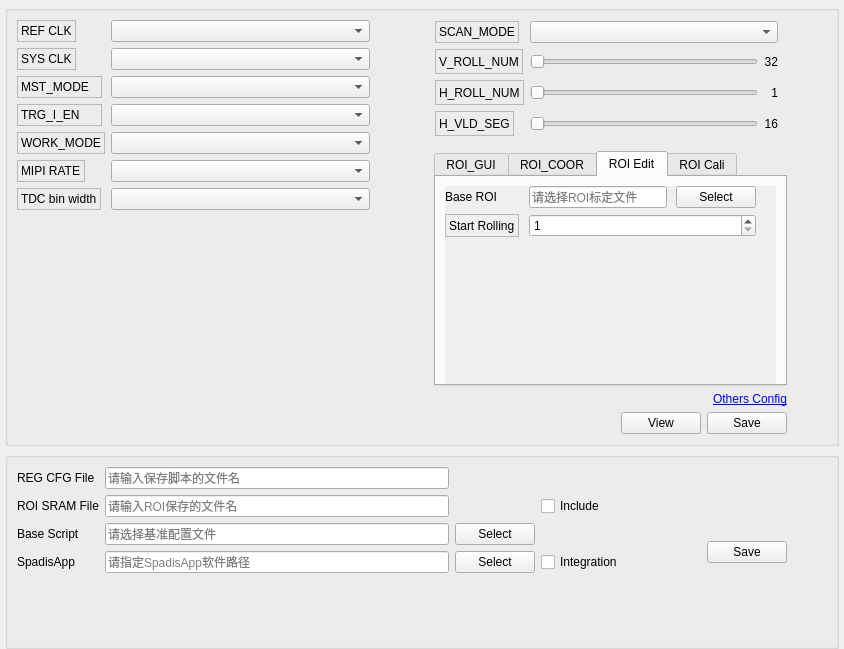
HongGang-Pub/Adaps, file Hawk/HawkGUI_v002/GUI/uis/pages/main_pages.ui: the form before one commit.
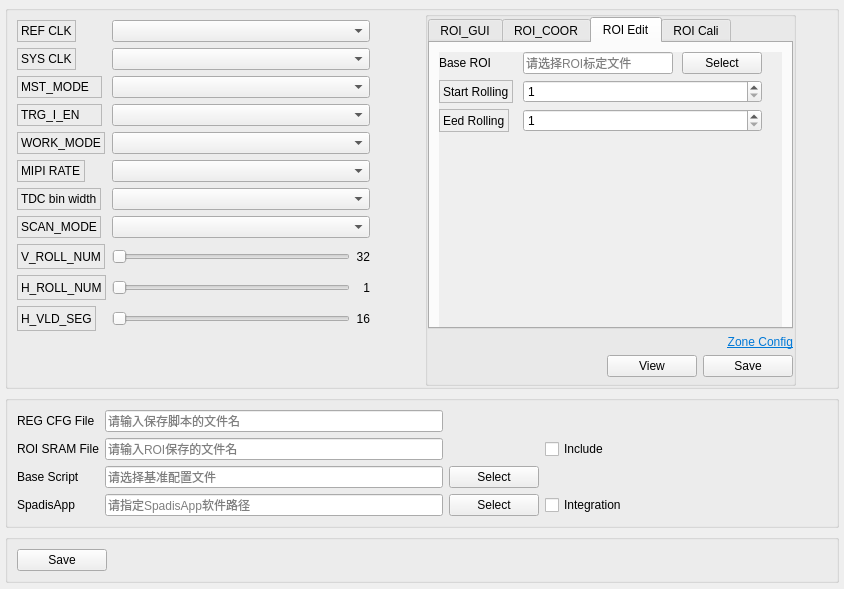
The form after the commit. The open tabs and pages were chosen to show the change. Custom widgets are drawn as their Qt base class.

```diff
--- a/Hawk/HawkGUI_v002/GUI/uis/pages/main_pages.ui
+++ b/Hawk/HawkGUI_v002/GUI/uis/pages/main_pages.ui
@@ -7,7 +7,7 @@
     <x>0</x>
     <y>0</y>
     <width>844</width>
-    <height>649</height>
+    <height>589</height>
    </rect>
   </property>
   <property name="windowTitle">
@@ -56,7 +56,7 @@
       <property name="styleSheet">
        <string notr="true"/>
       </property>
-      <layout class="QVBoxLayout" name="verticalLayout_12" stretch="0,0">
+      <layout class="QVBoxLayout" name="verticalLayout_12" stretch="0,0,0,0">
        <property name="spacing">
         <number>6</number>
        </property>
@@ -73,7 +73,7 @@
         <number>0</number>
        </property>
        <item>
-        <widget class="QGroupBox" name="Layout1">
+        <widget class="QGroupBox" name="ScriptConfig">
          <layout class="QHBoxLayout" name="horizontalLayout_2" stretch="1,0,1,0">
           <property name="leftMargin">
            <number>0</number>
@@ -376,7 +376,7 @@
              <item row="6" column="1">
               <widget class="QComboBox" name="TDC_Bin_Width_ComboBox"/>
              </item>
-             <item row="8" column="0">
+             <item row="11" column="0">
               <spacer name="verticalSpacer_2">
                <property name="orientation">
                 <enum>Qt::Vertical</enum>
@@ -389,47 +389,7 @@
                </property>
               </spacer>
              </item>
-            </layout>
-           </widget>
-          </item>
-          <item>
-           <spacer name="horizontalSpacer_4">
-            <property name="orientation">
-             <enum>Qt::Horizontal</enum>
-            </property>
-            <property name="sizeType">
-             <enum>QSizePolicy::Minimum</enum>
-            </property>
-            <property name="sizeHint" stdset="0">
-             <size>
-              <width>40</width>
-              <height>20</height>
-             </size>
-            </property>
-           </spacer>
-          </item>
-          <item>
-           <widget class="QFrame" name="ROIConfigGroup">
-            <property name="maximumSize">
-             <size>
-              <width>400</width>
-              <height>16777215</height>
-             </size>
-            </property>
-            <layout class="QVBoxLayout" name="verticalLayout_11">
-             <property name="topMargin">
-              <number>9</number>
-             </property>
-             <item>
-              <widget class="QFrame" name="SubROIConfig">
-               <layout class="QFormLayout" name="formLayout_3">
-                <property name="leftMargin">
-                 <number>1</number>
-                </property>
-                <property name="topMargin">
-                 <number>1</number>
-                </property>
-                <item row="0" column="0">
+             <item row="7" column="0">
                  <widget class="QLabel" name="SCAN_MODE_Label">
                   <property name="minimumSize">
                    <size>
@@ -461,30 +421,7 @@
                   </property>
                  </widget>
                 </item>
-                <item row="0" column="1">
-                 <widget class="QComboBox" name="SCAN_MODE_ComboBox">
-                  <property name="minimumSize">
-                   <size>
-                    <width>150</width>
-                    <height>0</height>
-                   </size>
-                  </property>
-                  <property name="maximumSize">
-                   <size>
-                    <width>300</width>
-                    <height>16777215</height>
-                   </size>
-                  </property>
-                  <property name="font">
-                   <font>
-                    <family>Microsoft YaHei UI</family>
-                    <pointsize>9</pointsize>
-                    <bold>false</bold>
-                   </font>
-                  </property>
-                 </widget>
-                </item>
-                <item row="1" column="0">
+             <item row="8" column="0">
                  <widget class="QLabel" name="V_ROLL_NUM_Label">
                   <property name="minimumSize">
                    <size>
@@ -516,7 +453,94 @@
                   </property>
                  </widget>
                 </item>
-                <item row="1" column="1">
+             <item row="9" column="0">
+              <widget class="QLabel" name="H_ROLL_NUM_Label">
+               <property name="minimumSize">
+                <size>
+                 <width>0</width>
+                 <height>0</height>
+                </size>
+               </property>
+               <property name="maximumSize">
+                <size>
+                 <width>16777215</width>
+                 <height>16777215</height>
+                </size>
+               </property>
+               <property name="font">
+                <font>
+                 <family>Microsoft YaHei UI</family>
+                 <pointsize>9</pointsize>
+                 <bold>false</bold>
+                </font>
+               </property>
+               <property name="frameShape">
+                <enum>QFrame::StyledPanel</enum>
+               </property>
+               <property name="frameShadow">
+                <enum>QFrame::Raised</enum>
+               </property>
+               <property name="text">
+                <string>H_ROLL_NUM</string>
+               </property>
+              </widget>
+             </item>
+             <item row="10" column="0">
+              <widget class="QLabel" name="H_VLD_SEG_Label">
+               <property name="minimumSize">
+                <size>
+                 <width>0</width>
+                 <height>0</height>
+                </size>
+               </property>
+               <property name="maximumSize">
+                <size>
+                 <width>16777215</width>
+                 <height>16777215</height>
+                </size>
+               </property>
+               <property name="font">
+                <font>
+                 <family>Microsoft YaHei UI</family>
+                 <pointsize>9</pointsize>
+                 <bold>false</bold>
+                </font>
+               </property>
+               <property name="frameShape">
+                <enum>QFrame::StyledPanel</enum>
+               </property>
+               <property name="frameShadow">
+                <enum>QFrame::Raised</enum>
+               </property>
+               <property name="text">
+                <string>H_VLD_SEG</string>
+               </property>
+              </widget>
+             </item>
+             <item row="7" column="1">
+              <widget class="QComboBox" name="SCAN_MODE_ComboBox">
+               <property name="minimumSize">
+                <size>
+                 <width>150</width>
+                 <height>0</height>
+                </size>
+               </property>
+               <property name="maximumSize">
+                <size>
+                 <width>300</width>
+                 <height>16777215</height>
+                </size>
+               </property>
+               <property name="font">
+                <font>
+                 <family>Microsoft YaHei UI</family>
+                 <pointsize>9</pointsize>
+                 <bold>false</bold>
+                </font>
+               </property>
+              </widget>
+             </item>
+             <item row="8" column="1">
                  <layout class="QHBoxLayout" name="V_ROLL_NUM_CMP">
                   <property name="spacing">
                    <number>0</number>
@@ -583,39 +607,7 @@
                   </item>
                  </layout>
                 </item>
-                <item row="2" column="0">
-                 <widget class="QLabel" name="H_ROLL_NUM_Label">
-                  <property name="minimumSize">
-                   <size>
-                    <width>0</width>
-                    <height>0</height>
-                   </size>
-                  </property>
-                  <property name="maximumSize">
-                   <size>
-                    <width>16777215</width>
-                    <height>16777215</height>
-                   </size>
-                  </property>
-                  <property name="font">
-                   <font>
-                    <family>Microsoft YaHei UI</family>
-                    <pointsize>9</pointsize>
-                    <bold>false</bold>
-                   </font>
-                  </property>
-                  <property name="frameShape">
-                   <enum>QFrame::StyledPanel</enum>
-                  </property>
-                  <property name="frameShadow">
-                   <enum>QFrame::Raised</enum>
-                  </property>
-                  <property name="text">
-                   <string>H_ROLL_NUM</string>
-                  </property>
-                 </widget>
-                </item>
-                <item row="2" column="1">
+             <item row="9" column="1">
                  <layout class="QHBoxLayout" name="H_ROLL_CMP">
                   <property name="spacing">
                    <number>0</number>
@@ -679,39 +671,7 @@
                   </item>
                  </layout>
                 </item>
-                <item row="3" column="0">
-                 <widget class="QLabel" name="H_VLD_SEG_Label">
-                  <property name="minimumSize">
-                   <size>
-                    <width>0</width>
-                    <height>0</height>
-                   </size>
-                  </property>
-                  <property name="maximumSize">
-                   <size>
-                    <width>16777215</width>
-                    <height>16777215</height>
-                   </size>
-                  </property>
-                  <property name="font">
-                   <font>
-                    <family>Microsoft YaHei UI</family>
-                    <pointsize>9</pointsize>
-                    <bold>false</bold>
-                   </font>
-                  </property>
-                  <property name="frameShape">
-                   <enum>QFrame::StyledPanel</enum>
-                  </property>
-                  <property name="frameShadow">
-                   <enum>QFrame::Raised</enum>
-                  </property>
-                  <property name="text">
-                   <string>H_VLD_SEG</string>
-                  </property>
-                 </widget>
-                </item>
-                <item row="3" column="1">
+             <item row="10" column="1">
                  <layout class="QHBoxLayout" name="H_VLD_SEG_CMP">
                   <property name="spacing">
                    <number>0</number>
@@ -776,6 +736,43 @@
               </widget>
              </item>
              <item>
+           <spacer name="horizontalSpacer_4">
+            <property name="orientation">
+             <enum>Qt::Horizontal</enum>
+            </property>
+            <property name="sizeType">
+             <enum>QSizePolicy::Minimum</enum>
+            </property>
+            <property name="sizeHint" stdset="0">
+             <size>
+              <width>40</width>
+              <height>20</height>
+             </size>
+            </property>
+           </spacer>
+          </item>
+          <item>
+           <widget class="QGroupBox" name="ROIConfigGroup">
+            <property name="maximumSize">
+             <size>
+              <width>400</width>
+              <height>16777215</height>
+             </size>
+            </property>
+            <layout class="QVBoxLayout" name="verticalLayout_11">
+             <property name="leftMargin">
+              <number>0</number>
+             </property>
+             <property name="topMargin">
+              <number>0</number>
+             </property>
+             <property name="rightMargin">
+              <number>0</number>
+             </property>
+             <property name="bottomMargin">
+              <number>6</number>
+             </property>
+             <item>
               <widget class="QTabWidget" name="ROIConfig">
                <property name="minimumSize">
                 <size>
@@ -800,7 +797,7 @@
                 <string notr="true"/>
                </property>
                <property name="currentIndex">
-                <number>3</number>
+                <number>2</number>
                </property>
                <property name="iconSize">
                 <size>
@@ -847,8 +844,8 @@
                      <rect>
                       <x>0</x>
                       <y>0</y>
-                      <width>325</width>
-                      <height>184</height>
+                      <width>341</width>
+                      <height>276</height>
                      </rect>
                     </property>
                     <layout class="QFormLayout" name="formLayout">
@@ -1201,8 +1198,8 @@
                      <rect>
                       <x>0</x>
                       <y>0</y>
-                      <width>325</width>
-                      <height>184</height>
+                      <width>341</width>
+                      <height>276</height>
                      </rect>
                     </property>
                     <layout class="QFormLayout" name="formLayout_4">
@@ -1322,8 +1319,8 @@
                      <rect>
                       <x>0</x>
                       <y>0</y>
-                      <width>325</width>
-                      <height>184</height>
+                      <width>341</width>
+                      <height>276</height>
                      </rect>
                     </property>
                     <layout class="QFormLayout" name="formLayout_5">
@@ -1411,7 +1408,7 @@
                       </layout>
                      </item>
                      <item row="1" column="0">
-                      <widget class="QLabel" name="seg_hs_Label_2">
+                      <widget class="QLabel" name="start_rolling_Label">
                        <property name="minimumSize">
                         <size>
                          <width>0</width>
@@ -1443,7 +1440,49 @@
                       </widget>
                      </item>
                      <item row="1" column="1">
-                      <widget class="QSpinBox" name="seg_hs_spinBox_2">
+                      <widget class="QSpinBox" name="start_rolling__SpinBox">
+                       <property name="minimum">
+                        <number>1</number>
+                       </property>
+                       <property name="maximum">
+                        <number>16</number>
+                       </property>
+                      </widget>
+                     </item>
+                     <item row="2" column="0">
+                      <widget class="QLabel" name="End_rolling_Label">
+                       <property name="minimumSize">
+                        <size>
+                         <width>0</width>
+                         <height>0</height>
+                        </size>
+                       </property>
+                       <property name="maximumSize">
+                        <size>
+                         <width>16777215</width>
+                         <height>16777215</height>
+                        </size>
+                       </property>
+                       <property name="font">
+                        <font>
+                         <family>Microsoft YaHei UI</family>
+                         <pointsize>9</pointsize>
+                         <bold>false</bold>
+                        </font>
+                       </property>
+                       <property name="frameShape">
+                        <enum>QFrame::StyledPanel</enum>
+                       </property>
+                       <property name="frameShadow">
+                        <enum>QFrame::Raised</enum>
+                       </property>
+                       <property name="text">
+                        <string>Eed Rolling</string>
+                       </property>
+                      </widget>
+                     </item>
+                     <item row="2" column="1">
+                      <widget class="QSpinBox" name="End_rolling_SpinBox">
                        <property name="minimum">
                         <number>1</number>
                        </property>
@@ -1482,8 +1521,8 @@
                      <rect>
                       <x>0</x>
                       <y>0</y>
-                      <width>325</width>
-                      <height>175</height>
+                      <width>341</width>
+                      <height>267</height>
                      </rect>
                     </property>
                     <layout class="QFormLayout" name="formLayout_7">
@@ -1516,7 +1555,7 @@
              <item>
               <widget class="QLabel" name="ROIZoneConfig">
                <property name="text">
-                <string>&lt;a href=&quot;https://www.example.com&quot;&gt;Others Config&lt;/a&gt;</string>
+                <string>&lt;html&gt;&lt;head/&gt;&lt;body&gt;&lt;p&gt;&lt;a href=&quot;https://www.example.com&quot;&gt;&lt;span style=&quot; text-decoration: underline; color:#0078d7;&quot;&gt;Zone Config&lt;/span&gt;&lt;/a&gt;&lt;/p&gt;&lt;/body&gt;&lt;/html&gt;</string>
                </property>
                <property name="alignment">
                 <set>Qt::AlignBottom|Qt::AlignRight|Qt::AlignTrailing</set>
@@ -1549,6 +1588,12 @@
                </item>
                <item>
                 <widget class="QPushButton" name="ROISave">
+                 <property name="minimumSize">
+                  <size>
+                   <width>90</width>
+                   <height>0</height>
+                  </size>
+                 </property>
                  <property name="text">
                   <string>View</string>
                  </property>
@@ -1556,6 +1601,12 @@
                </item>
                <item>
                 <widget class="QPushButton" name="ROIView">
+                 <property name="minimumSize">
+                  <size>
+                   <width>90</width>
+                   <height>0</height>
+                  </size>
+                 </property>
                  <property name="text">
                   <string>Save</string>
                  </property>
@@ -1583,25 +1634,7 @@
         </widget>
        </item>
        <item>
-        <widget class="QGroupBox" name="Layout2">
-         <property name="title">
-          <string/>
-         </property>
-         <layout class="QHBoxLayout" name="horizontalLayout_5" stretch="4,0">
-          <property name="leftMargin">
-           <number>0</number>
-          </property>
-          <property name="topMargin">
-           <number>0</number>
-          </property>
-          <property name="rightMargin">
-           <number>0</number>
-          </property>
-          <property name="bottomMargin">
-           <number>0</number>
-          </property>
-          <item>
-           <widget class="QFrame" name="FileConifg">
+        <widget class="QGroupBox" name="FileConifg">
             <property name="minimumSize">
              <size>
               <width>300</width>
@@ -1627,6 +1660,57 @@
              <property name="bottomMargin">
               <number>9</number>
              </property>
+          <item row="5" column="0">
+           <widget class="QLabel" name="SPadisApp_Path_Sel_Label">
+            <property name="minimumSize">
+             <size>
+              <width>0</width>
+              <height>0</height>
+             </size>
+            </property>
+            <property name="maximumSize">
+             <size>
+              <width>16777215</width>
+              <height>16777215</height>
+             </size>
+            </property>
+            <property name="font">
+             <font>
+              <family>Microsoft YaHei UI</family>
+              <pointsize>9</pointsize>
+              <bold>false</bold>
+             </font>
+            </property>
+            <property name="frameShape">
+             <enum>QFrame::NoFrame</enum>
+            </property>
+            <property name="frameShadow">
+             <enum>QFrame::Raised</enum>
+            </property>
+            <property name="text">
+             <string>SpadisApp</string>
+            </property>
+           </widget>
+          </item>
+          <item row="4" column="2">
+           <widget class="QPushButton" name="Sel_Config_file_Button">
+            <property name="sizePolicy">
+             <sizepolicy hsizetype="Maximum" vsizetype="Fixed">
+              <horstretch>0</horstretch>
+              <verstretch>0</verstretch>
+             </sizepolicy>
+            </property>
+            <property name="minimumSize">
+             <size>
+              <width>90</width>
+              <height>0</height>
+             </size>
+            </property>
+            <property name="text">
+             <string>Select</string>
+            </property>
+           </widget>
+          </item>
              <item row="3" column="1">
               <widget class="QLineEdit" name="ROI_SRAM_File_LineEdit">
                <property name="font">
@@ -1640,34 +1724,6 @@
                </property>
               </widget>
              </item>
-             <item row="4" column="1">
-              <widget class="QLineEdit" name="Sel_Config_file_LineEdit">
-               <property name="enabled">
-                <bool>true</bool>
-               </property>
-               <property name="sizePolicy">
-                <sizepolicy hsizetype="Preferred" vsizetype="Fixed">
-                 <horstretch>0</horstretch>
-                 <verstretch>0</verstretch>
-                </sizepolicy>
-               </property>
-               <property name="minimumSize">
-                <size>
-                 <width>0</width>
-                 <height>0</height>
-                </size>
-               </property>
-               <property name="focusPolicy">
-                <enum>Qt::StrongFocus</enum>
-               </property>
-               <property name="readOnly">
-                <bool>true</bool>
-               </property>
-               <property name="placeholderText">
-                <string>请选择基准配置文件</string>
-               </property>
-              </widget>
-             </item>
              <item row="3" column="0">
               <widget class="QLabel" name="ROI_SRAM_File_Label">
                <property name="font">
@@ -1688,50 +1744,21 @@
                </property>
               </widget>
              </item>
-             <item row="5" column="0">
-              <widget class="QLabel" name="SPadisApp_Path_Sel_Label">
-               <property name="minimumSize">
-                <size>
-                 <width>0</width>
-                 <height>0</height>
-                </size>
-               </property>
-               <property name="maximumSize">
+          <item row="5" column="4">
+           <spacer name="horizontalSpacer_5">
+            <property name="orientation">
+             <enum>Qt::Horizontal</enum>
+            </property>
+            <property name="sizeType">
+             <enum>QSizePolicy::Maximum</enum>
+            </property>
+            <property name="sizeHint" stdset="0">
                 <size>
-                 <width>16777215</width>
-                 <height>16777215</height>
-                </size>
-               </property>
-               <property name="font">
-                <font>
-                 <family>Microsoft YaHei UI</family>
-                 <pointsize>9</pointsize>
-                 <bold>false</bold>
-                </font>
-               </property>
-               <property name="frameShape">
-                <enum>QFrame::NoFrame</enum>
-               </property>
-               <property name="frameShadow">
-                <enum>QFrame::Raised</enum>
-               </property>
-               <property name="text">
-                <string>SpadisApp</string>
-               </property>
-              </widget>
-             </item>
-             <item row="1" column="0">
-              <widget class="QLabel" name="REG_CFG_File_Label">
-               <property name="font">
-                <font>
-                 <family>Microsoft YaHei UI</family>
-                 <pointsize>9</pointsize>
-                </font>
-               </property>
-               <property name="text">
-                <string>REG CFG File</string>
-               </property>
-              </widget>
+              <width>200</width>
+              <height>20</height>
+             </size>
+            </property>
+           </spacer>
              </item>
              <item row="5" column="3">
               <widget class="QCheckBox" name="ROI_Zone_Sel_CheckBox">
@@ -1772,64 +1799,6 @@
                </property>
               </widget>
              </item>
-             <item row="5" column="2">
-              <widget class="QPushButton" name="SPadisApp_Path_Sel_Button">
-               <property name="sizePolicy">
-                <sizepolicy hsizetype="Maximum" vsizetype="Fixed">
-                 <horstretch>0</horstretch>
-                 <verstretch>0</verstretch>
-                </sizepolicy>
-               </property>
-               <property name="text">
-                <string>Select</string>
-               </property>
-              </widget>
-             </item>
-             <item row="6" column="0">
-              <spacer name="verticalSpacer">
-               <property name="orientation">
-                <enum>Qt::Vertical</enum>
-               </property>
-               <property name="sizeHint" stdset="0">
-                <size>
-                 <width>20</width>
-                 <height>40</height>
-                </size>
-               </property>
-              </spacer>
-             </item>
-             <item row="4" column="2">
-              <widget class="QPushButton" name="Sel_Config_file_Button">
-               <property name="sizePolicy">
-                <sizepolicy hsizetype="Maximum" vsizetype="Fixed">
-                 <horstretch>0</horstretch>
-                 <verstretch>0</verstretch>
-                </sizepolicy>
-               </property>
-               <property name="text">
-                <string>Select</string>
-               </property>
-              </widget>
-             </item>
-             <item row="1" column="1">
-              <widget class="QLineEdit" name="REG_CFG_File_LineEdit">
-               <property name="minimumSize">
-                <size>
-                 <width>0</width>
-                 <height>0</height>
-                </size>
-               </property>
-               <property name="font">
-                <font>
-                 <family>Microsoft YaHei UI</family>
-                 <pointsize>9</pointsize>
-                </font>
-               </property>
-               <property name="placeholderText">
-                <string>请输入保存脚本的文件名</string>
-               </property>
-              </widget>
-             </item>
              <item row="5" column="1">
               <widget class="QLineEdit" name="SPadisApp_Path_Sel__LineEdit">
                <property name="enabled">
@@ -1858,27 +1827,90 @@
                </property>
               </widget>
              </item>
-             <item row="5" column="4">
-              <spacer name="horizontalSpacer_5">
-               <property name="orientation">
-                <enum>Qt::Horizontal</enum>
-               </property>
-               <property name="sizeType">
-                <enum>QSizePolicy::Maximum</enum>
-               </property>
-               <property name="sizeHint" stdset="0">
+          <item row="1" column="1">
+           <widget class="QLineEdit" name="REG_CFG_File_LineEdit">
+            <property name="minimumSize">
+             <size>
+              <width>0</width>
+              <height>0</height>
+             </size>
+            </property>
+            <property name="font">
+             <font>
+              <family>Microsoft YaHei UI</family>
+              <pointsize>9</pointsize>
+             </font>
+            </property>
+            <property name="placeholderText">
+             <string>请输入保存脚本的文件名</string>
+            </property>
+           </widget>
+          </item>
+          <item row="1" column="0">
+           <widget class="QLabel" name="REG_CFG_File_Label">
+            <property name="font">
+             <font>
+              <family>Microsoft YaHei UI</family>
+              <pointsize>9</pointsize>
+             </font>
+            </property>
+            <property name="text">
+             <string>REG CFG File</string>
+            </property>
+           </widget>
+          </item>
+          <item row="5" column="2">
+           <widget class="QPushButton" name="SPadisApp_Path_Sel_Button">
+            <property name="sizePolicy">
+             <sizepolicy hsizetype="Maximum" vsizetype="Fixed">
+              <horstretch>0</horstretch>
+              <verstretch>0</verstretch>
+             </sizepolicy>
+            </property>
+            <property name="minimumSize">
                 <size>
-                 <width>60</width>
-                 <height>20</height>
-                </size>
-               </property>
-              </spacer>
+              <width>90</width>
+              <height>0</height>
+             </size>
+            </property>
+            <property name="text">
+             <string>Select</string>
+            </property>
+           </widget>
+          </item>
+          <item row="4" column="1">
+           <widget class="QLineEdit" name="Sel_Config_file_LineEdit">
+            <property name="enabled">
+             <bool>true</bool>
+            </property>
+            <property name="sizePolicy">
+             <sizepolicy hsizetype="Preferred" vsizetype="Fixed">
+              <horstretch>0</horstretch>
+              <verstretch>0</verstretch>
+             </sizepolicy>
+            </property>
+            <property name="minimumSize">
+             <size>
+              <width>0</width>
+              <height>0</height>
+             </size>
+            </property>
+            <property name="focusPolicy">
+             <enum>Qt::StrongFocus</enum>
+            </property>
+            <property name="readOnly">
+             <bool>true</bool>
+            </property>
+            <property name="placeholderText">
+             <string>请选择基准配置文件</string>
+            </property>
+           </widget>
              </item>
             </layout>
            </widget>
           </item>
           <item>
-           <widget class="QWidget" name="Operate" native="true">
+        <widget class="QGroupBox" name="Operate">
             <property name="minimumSize">
              <size>
               <width>0</width>
@@ -1921,6 +1953,12 @@
                  <verstretch>0</verstretch>
                 </sizepolicy>
                </property>
+            <property name="minimumSize">
+             <size>
+              <width>90</width>
+              <height>0</height>
+             </size>
+            </property>
                <property name="font">
                 <font>
                  <family>Microsoft YaHei UI</family>
@@ -1951,8 +1989,18 @@
             </layout>
            </widget>
           </item>
-         </layout>
-        </widget>
+       <item>
+        <spacer name="verticalSpacer">
+         <property name="orientation">
+          <enum>Qt::Vertical</enum>
+         </property>
+         <property name="sizeHint" stdset="0">
+          <size>
+           <width>20</width>
+           <height>40</height>
+          </size>
+         </property>
+        </spacer>
        </item>
       </layout>
      </widget>
@@ -3147,6 +3195,12 @@
               <verstretch>0</verstretch>
              </sizepolicy>
             </property>
+            <property name="minimumSize">
+             <size>
+              <width>90</width>
+              <height>0</height>
+             </size>
+            </property>
             <property name="font">
              <font>
               <family>Microsoft YaHei UI</family>
@@ -3182,6 +3236,12 @@
               <verstretch>0</verstretch>
              </sizepolicy>
             </property>
+            <property name="minimumSize">
+             <size>
+              <width>90</width>
+              <height>0</height>
+             </size>
+            </property>
             <property name="font">
              <font>
               <family>Microsoft YaHei UI</family>
@@ -3204,6 +3264,12 @@
               <verstretch>0</verstretch>
              </sizepolicy>
             </property>
+            <property name="minimumSize">
+             <size>
+              <width>90</width>
+              <height>0</height>
+             </size>
+            </property>
             <property name="font">
              <font>
               <family>Microsoft YaHei UI</family>
@@ -3226,6 +3292,12 @@
               <verstretch>0</verstretch>
              </sizepolicy>
             </property>
+            <property name="minimumSize">
+             <size>
+              <width>90</width>
+              <height>0</height>
+             </size>
+            </property>
             <property name="font">
              <font>
               <family>Microsoft YaHei UI</family>
@@ -3248,6 +3320,12 @@
               <verstretch>0</verstretch>
              </sizepolicy>
             </property>
+            <property name="minimumSize">
+             <size>
+              <width>90</width>
+              <height>0</height>
+             </size>
+            </property>
             <property name="font">
              <font>
               <family>Microsoft YaHei UI</family>
@@ -3270,6 +3348,12 @@
               <verstretch>0</verstretch>
              </sizepolicy>
             </property>
+            <property name="minimumSize">
+             <size>
+              <width>90</width>
+              <height>0</height>
+             </size>
+            </property>
             <property name="font">
              <font>
               <family>Microsoft YaHei UI</family>
@@ -3328,8 +3412,8 @@
            <rect>
             <x>0</x>
             <y>0</y>
-            <width>746</width>
-            <height>522</height>
+            <width>233</width>
+            <height>256</height>
            </rect>
           </property>
           <property name="styleSheet">
```
Left out of the diff: 51 changed lines with no effect on the pictures. Lines whose indentation alone changed are shown as unchanged.
